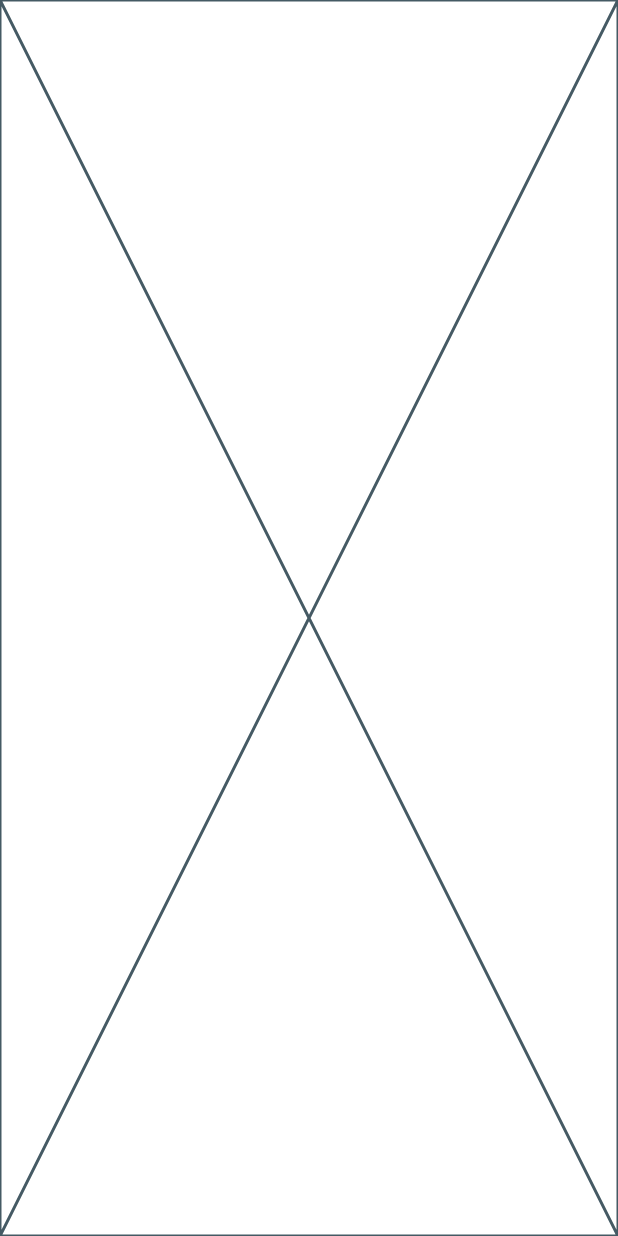
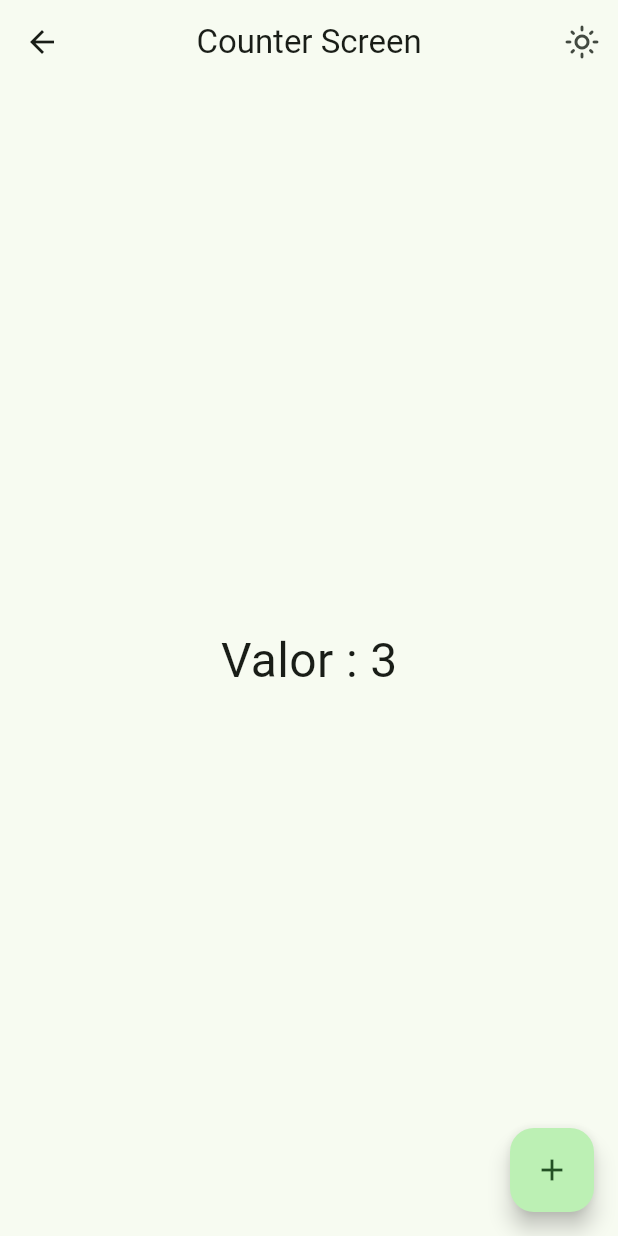
Before and after one commit to dayross/flutter_8, a Flutter app: the screen it shows after launch, after a tap on "Contador", on a phone screen of 412 x 824 dp. Run offline on Flutter 3.47's test engine with Material 3 defaults, Android fonts, the light colour scheme and no system bars; our stand-ins replace animate_do, flutter_riverpod, go_router.

Commit message:
Añadido de pantalla de selección de colores y pantalla de contador finalizada.

```diff
--- a/lib/config/menu/menu_items.dart
+++ b/lib/config/menu/menu_items.dart
@@ -59,4 +59,9 @@ const appMenuItems = <MenuItem>[
       subtitle: 'Pantalla de deslizo infinita y pull to refresh',
       link: '/infinite',
       icon: Icons.view_timeline_rounded),
+  MenuItem(
+      title: 'Cambiar tema',
+      subtitle: 'Cambiar tema y color de la aplicacion',
+      link: '/theme-changer',
+      icon: Icons.palette_outlined),
 ];
--- a/lib/config/router/app_router.dart
+++ b/lib/config/router/app_router.dart
@@ -55,5 +55,10 @@ final appRouter = GoRouter(
       name: CounterScreen.name,
       builder: (context, state) => const CounterScreen(),
     ),
+    GoRoute(
+      path: '/theme-changer',
+      name: ThemeChangerScreen.name,
+      builder: (context, state) => const ThemeChangerScreen(),
+    ),
   ],
 );
--- a/lib/main.dart
+++ b/lib/main.dart
@@ -1,9 +1,11 @@
 import 'package:flutter/material.dart';
 import 'package:flutter_8/config/router/app_router.dart';
 import 'package:flutter_8/config/theme/app_theme.dart';
+import 'package:flutter_8/presentation/providers/theme_provider.dart';
+import 'package:flutter_riverpod/flutter_riverpod.dart';
 
 void main() {
-  runApp(const MainApp());
+  runApp(ProviderScope(child: MainApp()));
 }
 
 class MainApp extends StatelessWidget {
--- /dev/null
+++ b/lib/presentation/providers/counter_provider.dart
@@ -0,0 +1,4 @@
+
+import 'package:flutter_riverpod/flutter_riverpod.dart';
+
+final counterProvider = StateProvider((ref) => 3); // pieza de estado de la aplicacion
--- /dev/null
+++ b/lib/presentation/providers/theme_provider.dart
@@ -0,0 +1,10 @@
+ // estado para manejar un boleano
+
+ import 'package:flutter_8/config/theme/app_theme.dart';
+import 'package:flutter_riverpod/flutter_riverpod.dart';
+
+final darkModeProvider = StateProvider<bool>((ref) => false);
+
+final colorListProvider = Provider((ref) => colorList);
+
+final selectedColorProvider = StateProvider((ref) => 0);
--- a/lib/presentation/screens/counter/counter_screen.dart
+++ b/lib/presentation/screens/counter/counter_screen.dart
@@ -1,12 +1,49 @@
 import 'package:flutter/material.dart';
+import 'package:flutter_8/presentation/providers/counter_provider.dart';
+import 'package:flutter_8/presentation/providers/theme_provider.dart';
 
-class CounterScreen extends StatelessWidget {
+import 'package:flutter_riverpod/flutter_riverpod.dart';
+
+class CounterScreen extends ConsumerWidget {
   static const String name = 'counter_screen';
 
   const CounterScreen({super.key});
 
   @override
-  Widget build(BuildContext context) {
-    return Placeholder();
+  Widget build(BuildContext context, WidgetRef ref) {
+    final int counterClick = ref.watch(counterProvider);
+    final bool isDarkMode = ref.watch(darkModeProvider);
+
+
+    return Scaffold(
+      appBar: AppBar(
+        title: const Text('Counter Screen'),
+        actions: [
+          IconButton(
+            icon: Icon(isDarkMode ? Icons.dark_mode_outlined : Icons.light_mode_outlined),
+            onPressed: () {
+              ref.read(darkModeProvider.notifier).update((isDarkMode) => !isDarkMode);
+            },
+          )
+        ],
+      ),
+      body: Center(
+        child: Column(
+          mainAxisAlignment: MainAxisAlignment.center,
+          children: [
+            Text('Valor : $counterClick', style: const TextStyle(fontSize: 32))
+            //Text('Valor : ',style: const TextStyle(fontSize: 32))
+          ],
+        ),
+      ),
+      floatingActionButton: FloatingActionButton(
+        child: const Icon(Icons.add),
+        onPressed: () {
+          // ambas son formas de modificar el provider
+          ref.read(counterProvider.notifier).state++;
+          // ref.read(counterProvider.notifier).update((state) => state + 1);
+        },
+      ),
+    );
   }
 }
--- a/lib/presentation/screens/screens.dart
+++ b/lib/presentation/screens/screens.dart
@@ -1,3 +1,4 @@
+export 'package:flutter_8/presentation/screens/theme/theme_changer_screen.dart';
 export 'package:flutter_8/presentation/screens/animated/animated_screen.dart';
 export 'package:flutter_8/presentation/screens/app_tutorial/app_tutorial_screen.dart';
 export 'package:flutter_8/presentation/screens/inifinite_scroll/infinite_scroll_screen.dart';
--- a/pubspec.yaml
+++ b/pubspec.yaml
@@ -10,6 +10,7 @@ dependencies:
   animate_do: ^3.3.4
   flutter:
     sdk: flutter
+  flutter_riverpod: ^2.5.1
   go_router: ^13.2.2
 
 dev_dependencies:
```
Also changed, not shown: lib/presentation/screens/theme/theme_changer_screen.dart (added, +57 -0 lines), pubspec.lock.
